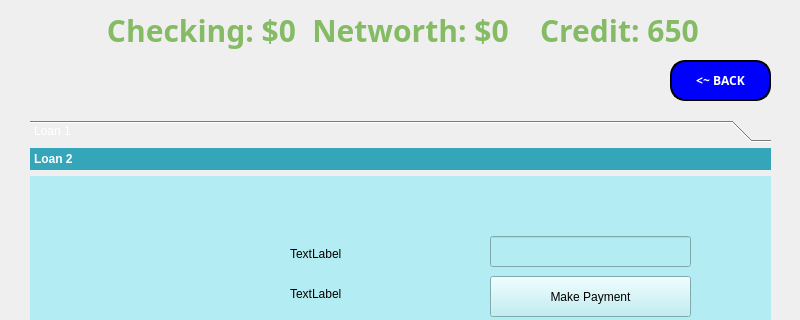
First picture: the form in mainwindow.ui, repository NandhiniRam2005/CS3505-Group-Assignment9-LifeInvestor, before the edit; both pictures show x 0 to 800 and y 0 to 320 of the 800 by 530 pixel window.
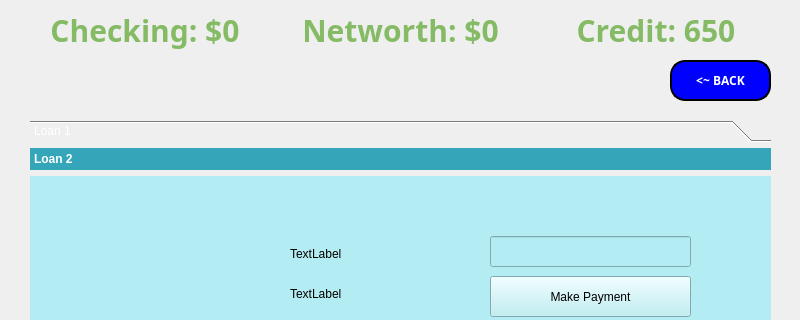
Second picture: the form after the edit. The open tabs and pages were chosen to show the change. Icons and pictures are not drawn.

Commit message: Spaced out header

```diff
--- a/mainwindow.ui
+++ b/mainwindow.ui
@@ -4264,9 +4264,9 @@
    <widget class="QWidget" name="layoutWidget">
     <property name="geometry">
      <rect>
-      <x>100</x>
+      <x>20</x>
       <y>10</y>
-      <width>621</width>
+      <width>761</width>
       <height>39</height>
      </rect>
     </property>
```
Left out of the diff: 8 changed lines with no effect on the pictures.
